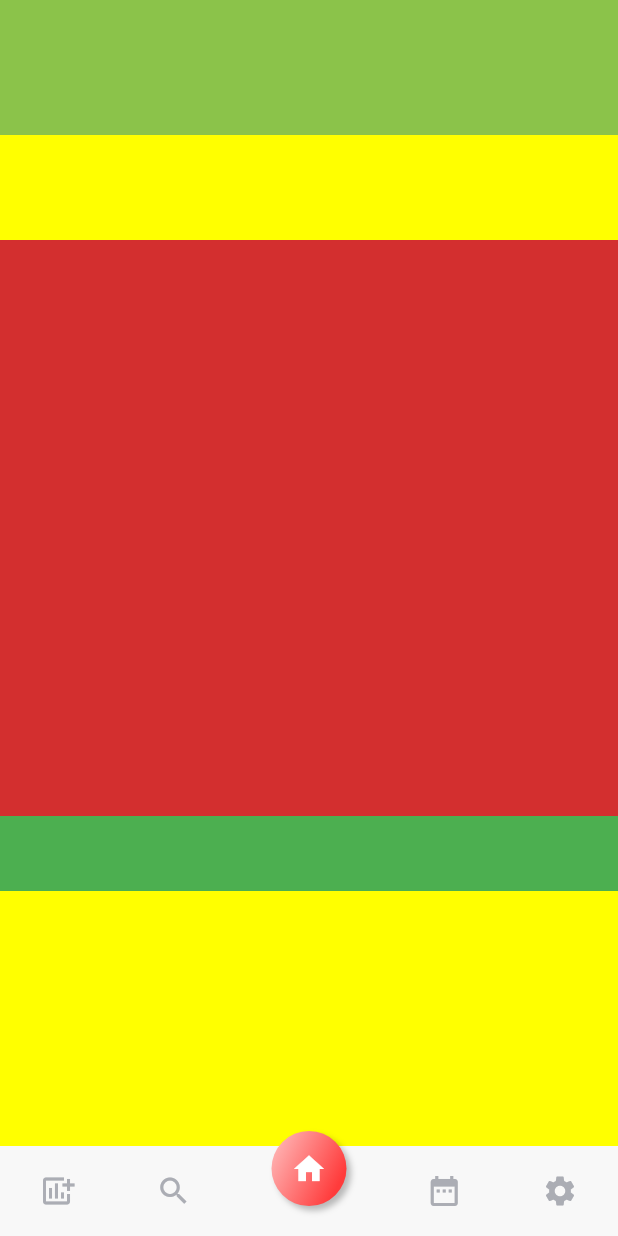
After one commit to daracoo/fitness-tracker, a Flutter app: the screen it shows after launch, after a tap on the "settings" icon, on a phone screen of 412 x 824 dp. The commit adds this screen. Run offline on Flutter 3.47's test engine with Material 3 defaults, Android fonts, the phone set to English and light mode, and no system bars.

Commit message:
Add raw details page & routes

```diff
--- a/lib/main.dart
+++ b/lib/main.dart
@@ -1,3 +1,4 @@
+import 'package:fitness_tracker/pages/details/details.dart';
 import 'package:fitness_tracker/pages/home/home.dart';
 import 'package:flutter/material.dart';
 import 'package:flutter/services.dart';
@@ -17,9 +18,11 @@
       title: 'Fitness Tracker',
       theme: ThemeData(),
       debugShowCheckedModeBanner: false,
-      home: Scaffold(
-        body: HomePage(),
-      ),
+      routes: {
+        '/': (context) => HomePage(),
+        '/details': (context) => DetailsPage(),
+      },
+        initialRoute: '/',
     );
   }
 }
--- /dev/null
+++ b/lib/pages/details/details.dart
@@ -0,0 +1,27 @@
+import 'package:fitness_tracker/pages/details/widgets/dates.dart';
+import 'package:fitness_tracker/pages/details/widgets/graph.dart';
+import 'package:fitness_tracker/pages/details/widgets/info.dart';
+import 'package:fitness_tracker/pages/details/widgets/stats.dart';
+import 'package:fitness_tracker/pages/details/widgets/steps.dart';
+import 'package:fitness_tracker/widgets/bottom_navigation.dart';
+import 'package:flutter/material.dart';
+
+class DetailsPage extends StatelessWidget {
+  const DetailsPage({super.key});
+
+  @override
+  Widget build(BuildContext context) {
+    return Scaffold(
+      body: Column(
+        children: [
+          Dates(),
+          Steps(),
+          Graph(),
+          Info(),
+          Stats(),
+          BottomNavigation()
+        ],
+      ),
+    );
+  }
+}
--- /dev/null
+++ b/lib/pages/details/widgets/dates.dart
@@ -0,0 +1,14 @@
+import 'package:flutter/material.dart';
+
+class Dates extends StatelessWidget {
+  const Dates({super.key});
+
+  @override
+  Widget build(BuildContext context) {
+    return Container(
+      width: double.infinity,
+      height: 90,
+      color: Colors.lightGreen
+    );
+  }
+}
--- /dev/null
+++ b/lib/pages/details/widgets/graph.dart
@@ -0,0 +1,16 @@
+import 'package:flutter/material.dart';
+
+class Graph extends StatelessWidget {
+  const Graph({super.key});
+
+  @override
+  Widget build(BuildContext context) {
+    return Expanded(
+      child: Container(
+        width: double.infinity,
+        height: 200,
+        color: Colors.red[700]
+      ),
+    );
+  }
+}
--- /dev/null
+++ b/lib/pages/details/widgets/info.dart
@@ -0,0 +1,14 @@
+import 'package:flutter/material.dart';
+
+class Info extends StatelessWidget {
+  const Info({super.key});
+
+  @override
+  Widget build(BuildContext context) {
+    return Container(
+      width: double.infinity,
+      height: 50,
+      color: Colors.green
+    );
+  }
+}
--- /dev/null
+++ b/lib/pages/details/widgets/stats.dart
@@ -0,0 +1,14 @@
+import 'package:flutter/material.dart';
+
+class Stats extends StatelessWidget {
+  const Stats({super.key});
+
+  @override
+  Widget build(BuildContext context) {
+    return Container(
+      width: double.infinity,
+      height: 170,
+      color: Colors.yellowAccent
+    );
+  }
+}
--- /dev/null
+++ b/lib/pages/details/widgets/steps.dart
@@ -0,0 +1,14 @@
+import 'package:flutter/material.dart';
+
+class Steps extends StatelessWidget {
+  const Steps({super.key});
+
+  @override
+  Widget build(BuildContext context) {
+    return Container(
+      width: double.infinity,
+      height: 70,
+      color: Colors.yellowAccent
+    );
+  }
+}
--- a/lib/pages/home/home.dart
+++ b/lib/pages/home/home.dart
@@ -9,13 +9,15 @@
 
   @override
   Widget build(BuildContext context) {
-    return const Column(
+    return Scaffold(
+        body: Column(
         children: [
           AppHeader(),
           CurrentPrograms(),
           RecentActivities(),
           BottomNavigation()
         ],
+      ),
     );
   }
 }
--- a/lib/widgets/bottom_navigation.dart
+++ b/lib/widgets/bottom_navigation.dart
@@ -18,6 +18,10 @@
               Icon(Icons.search),
               Transform.translate(
                 offset: Offset(0, -15),
+                child: GestureDetector(
+                  onTap: () {
+                    Navigator.of(context).pushReplacementNamed('/');
+                  },
                   child: Container(
                       padding: const EdgeInsets.all(13),
                       decoration: BoxDecoration(
@@ -40,8 +44,14 @@
                       child: Icon(Icons.home, color: Colors.white,),
                   ),
                 ),
+              ),
               Icon(Icons.date_range),
-              Icon(Icons.settings),
+              GestureDetector(
+                  onTap: () {
+                    Navigator.of(context).pushNamed('/details');
+                  },
+                  child: Icon(Icons.settings)
+              ),
             ],
           ),
         ),
```
Lines whose indentation alone changed are shown as unchanged.
